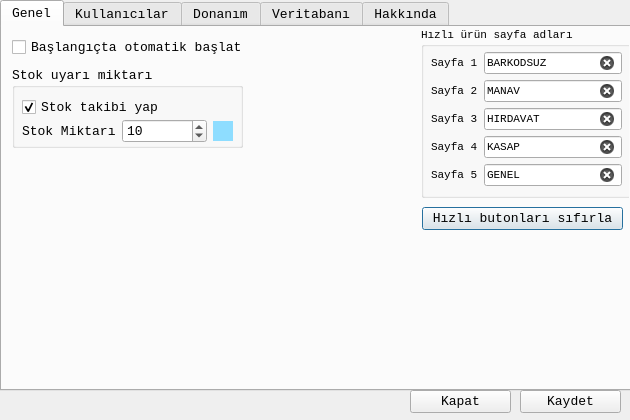
First picture: the form in ayarlardialog.ui, repository mamoo81/bhss, before the edit.
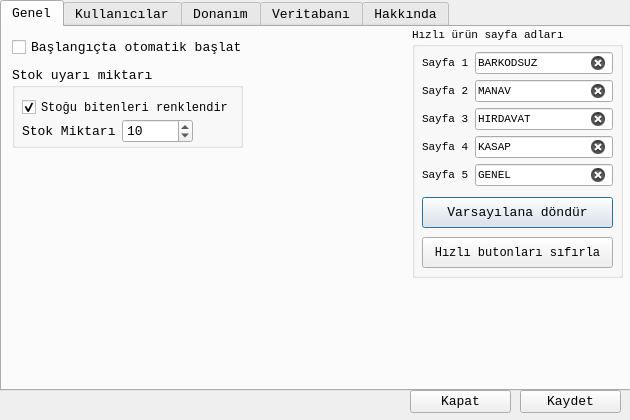
Second picture: the form after the edit. Icons and pictures are not drawn.

```diff
--- a/ayarlardialog.ui
+++ b/ayarlardialog.ui
@@ -50,10 +50,10 @@
     <widget class="QGroupBox" name="groupBox_5">
      <property name="geometry">
       <rect>
-       <x>419</x>
+       <x>410</x>
        <y>0</y>
        <width>211</width>
-       <height>171</height>
+       <height>251</height>
       </rect>
      </property>
      <property name="font">
@@ -162,6 +162,44 @@
        </item>
       </layout>
      </widget>
+     <widget class="QPushButton" name="SekmeVarsayilanpushButton">
+      <property name="geometry">
+       <rect>
+        <x>10</x>
+        <y>170</y>
+        <width>191</width>
+        <height>31</height>
+       </rect>
+      </property>
+      <property name="font">
+       <font>
+        <family>Monospace</family>
+        <pointsize>10</pointsize>
+       </font>
+      </property>
+      <property name="text">
+       <string>Varsayılana döndür</string>
+      </property>
+     </widget>
+     <widget class="QPushButton" name="hizliButtonSifirlapushButton">
+      <property name="geometry">
+       <rect>
+        <x>10</x>
+        <y>210</y>
+        <width>191</width>
+        <height>31</height>
+       </rect>
+      </property>
+      <property name="font">
+       <font>
+        <family>Monospace</family>
+        <pointsize>9</pointsize>
+       </font>
+      </property>
+      <property name="text">
+       <string>Hızlı butonları sıfırla</string>
+      </property>
+     </widget>
     </widget>
     <widget class="QCheckBox" name="otoMhsscheckBox">
      <property name="geometry">
@@ -176,19 +214,6 @@
       <string>Başlangıçta otomatik başlat</string>
      </property>
     </widget>
-    <widget class="QPushButton" name="hizliButtonSifirlapushButton">
-     <property name="geometry">
-      <rect>
-       <x>420</x>
-       <y>180</y>
-       <width>201</width>
-       <height>23</height>
-      </rect>
-     </property>
-     <property name="text">
-      <string>Hızlı butonları sıfırla</string>
-     </property>
-    </widget>
     <widget class="QGroupBox" name="groupBox_8">
      <property name="geometry">
       <rect>
@@ -210,8 +235,14 @@
         <height>21</height>
        </rect>
       </property>
+      <property name="font">
+       <font>
+        <family>Monospace</family>
+        <pointsize>9</pointsize>
+       </font>
+      </property>
       <property name="text">
-       <string>Stok takibi yap</string>
+       <string>Stoğu bitenleri renklendir</string>
       </property>
       <property name="checked">
        <bool>true</bool>
@@ -222,7 +253,7 @@
        <rect>
         <x>10</x>
         <y>50</y>
-        <width>211</width>
+        <width>171</width>
         <height>28</height>
        </rect>
       </property>
@@ -247,22 +278,6 @@
          </property>
         </widget>
        </item>
-       <item>
-        <widget class="QLabel" name="label_35">
-         <property name="maximumSize">
-          <size>
-           <width>20</width>
-           <height>20</height>
-          </size>
-         </property>
-         <property name="styleSheet">
-          <string notr="true">background-color: rgb(142, 221, 255);</string>
-         </property>
-         <property name="text">
-          <string/>
-         </property>
-        </widget>
-       </item>
       </layout>
      </widget>
     </widget>
```
